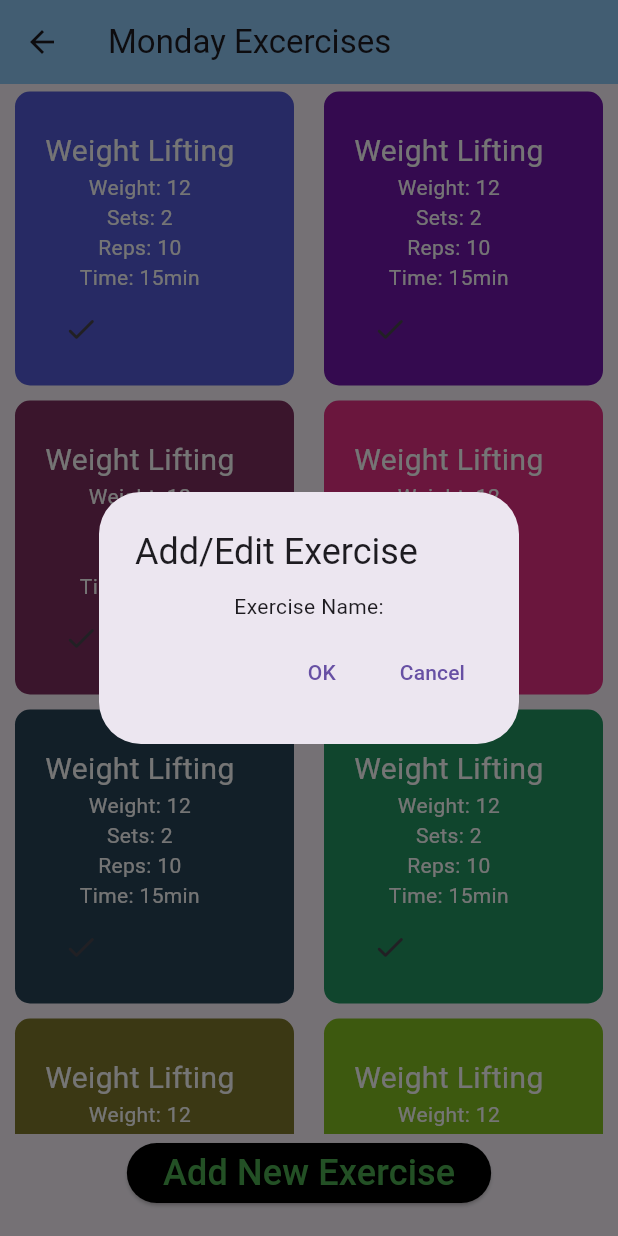
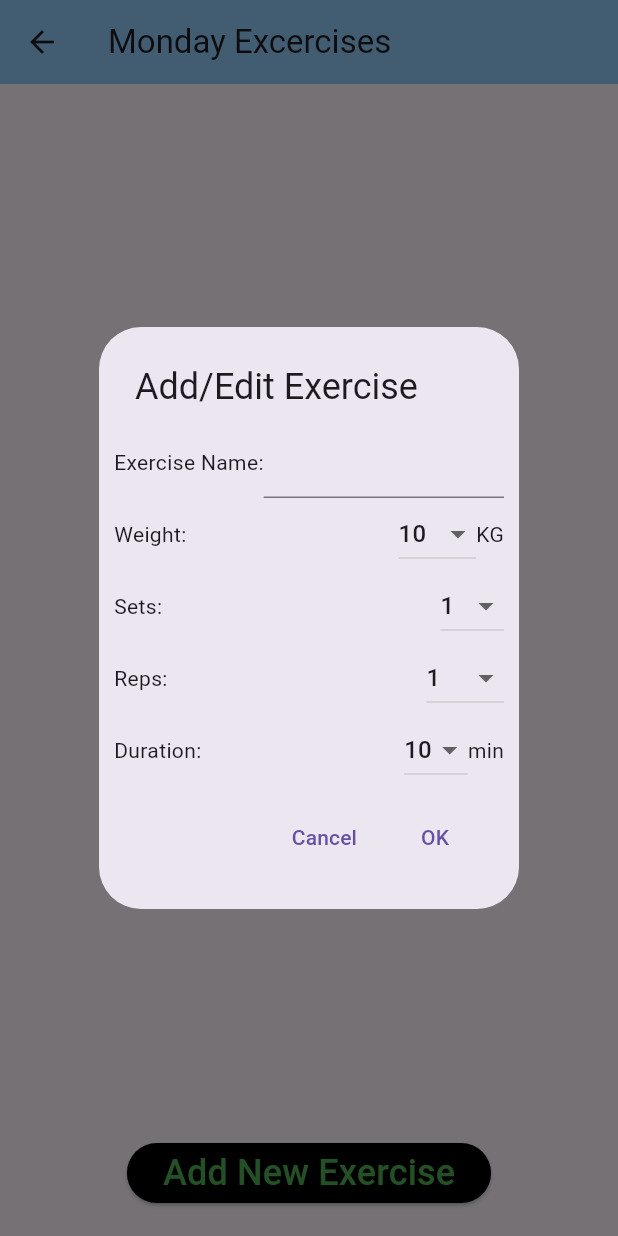
Before and after one commit to MHaroonirfan/GymPartner, a Flutter app: the ExercisesScreen screen opened directly with empty values, after a tap on "Add New Exercise", on a phone screen of 412 x 824 dp. Run offline on Flutter 3.47's test engine with Material 3 defaults, Android fonts, the phone set to English and light mode, and no system bars; our stand-ins replace fl_chart, fluttertoast, shared_preferences, sqflite; accounts and stored records are empty.

Commit message:
Update exscreen

```diff
--- a/lib/database.dart
+++ b/lib/database.dart
@@ -55,6 +55,14 @@ class DatabaseHandler {
     }
   }
 
+  Future<List<Map<String, dynamic>>> getExercisesFromDB(
+      String table, String whereKey, dynamic whereArg) async {
+    List<Map<String, dynamic>> result = await _database!
+        .query(table, where: "$whereKey = ?", whereArgs: [whereArg]);
+
+    return result;
+  }
+
   Future deleteARow(String table, String whereKey, dynamic whereArg) async {
     await _database!
         .delete(table, where: "$whereKey = ?", whereArgs: [whereArg]);
--- a/lib/excercises_screen.dart
+++ b/lib/excercises_screen.dart
@@ -3,6 +3,8 @@
 import 'dart:math';
 
 import 'package:flutter/material.dart';
+import 'package:gym_partener/database.dart';
+import 'package:sqflite/sqflite.dart';
 
 class ExercisesScreen extends StatefulWidget {
   final int dayID;
@@ -13,6 +15,22 @@ class ExercisesScreen extends StatefulWidget {
 }
 
 class _ExercisesScreenState extends State<ExercisesScreen> {
+  List<Map<String, dynamic>> exercisesList = [];
+  String exName = "";
+  int exWeight = 10;
+  int exSets = 1;
+  int exReps = 10;
+  int exTime = 10;
+
+  Future fetchData() async {
+    List<Map<String, dynamic>>? list = await DatabaseHandler.instance
+        .getExercisesFromDB("Excercises", "day_id", widget.dayID);
+
+    if (list.isNotEmpty) {
+      exercisesList = list;
+    }
+  }
+
   @override
   Widget build(BuildContext context) {
     return Scaffold(
@@ -20,7 +38,17 @@ class _ExercisesScreenState extends State<ExercisesScreen> {
         title: const Text("Monday Excercises"),
         backgroundColor: Colors.blue[200],
       ),
-      body: Column(children: [
+      body: FutureBuilder(
+          future: fetchData(),
+          builder: (context, snapShot) {
+            if (snapShot.connectionState == ConnectionState.waiting) {
+              return Center(
+                  child: SizedBox(
+                      width: 75,
+                      height: 75,
+                      child: CircularProgressIndicator(strokeWidth: 5)));
+            } else {
+              return Column(children: [
                 Expanded(
                     child: GridView(
                   gridDelegate: const SliverGridDelegateWithFixedCrossAxisCount(
@@ -33,7 +61,8 @@ class _ExercisesScreenState extends State<ExercisesScreen> {
                 ),
                 ElevatedButton(
                   onPressed: _showExercisePopUp,
-          style: ElevatedButton.styleFrom(backgroundColor: Colors.black),
+                  style:
+                      ElevatedButton.styleFrom(backgroundColor: Colors.black),
                   child: Text(
                     "Add New Exercise",
                     style: TextStyle(fontSize: 24, color: Colors.green),
@@ -42,14 +71,17 @@ class _ExercisesScreenState extends State<ExercisesScreen> {
                 SizedBox(
                   height: 18,
                 )
-      ]),
+              ]);
+            }
+          }),
     );
   }
 
   List<Widget> getExercises() {
     List<Widget> result = [];
     Random rnd = Random();
-    for (var i = 0; i < 10; i++) {
+    for (var i = 0; i < exercisesList.length; i++) {
+      Map<String, dynamic> thisExercise = exercisesList[i];
       result.add(Padding(
           padding: const EdgeInsets.fromLTRB(10, 5, 10, 5),
           child: Center(
@@ -75,29 +107,29 @@ class _ExercisesScreenState extends State<ExercisesScreen> {
                           child: Column(
                             crossAxisAlignment: CrossAxisAlignment.start,
                             children: [
-                              Column(children: const [
+                              Column(children: [
                                 Text(
-                                  "Weight Lifting",
+                                  "${thisExercise["name"]}",
                                   style: TextStyle(
                                       fontSize: 20, color: Colors.white),
                                 ),
                                 Text(
-                                  "Weight: 12",
+                                  "Weight: ${thisExercise["weight"]}",
                                   style: TextStyle(
                                       fontSize: 14, color: Colors.white),
                                 ),
                                 Text(
-                                  "Sets: 2",
+                                  "Sets: ${thisExercise["sets"]}",
                                   style: TextStyle(
                                       fontSize: 14, color: Colors.white),
                                 ),
                                 Text(
-                                  "Reps: 10",
+                                  "Reps: ${thisExercise["reps"]}",
                                   style: TextStyle(
                                       fontSize: 14, color: Colors.white),
                                 ),
                                 Text(
-                                  "Time: 15min",
+                                  "Time: ${thisExercise["duration"]}min",
                                   style: TextStyle(
                                       fontSize: 14, color: Colors.white),
                                 )
@@ -123,8 +155,74 @@ class _ExercisesScreenState extends State<ExercisesScreen> {
             title: Text("Add/Edit Exercise"),
             content: Column(
               mainAxisSize: MainAxisSize.min,
-              children: const [
+              children: [
+                Row(children: [
                   Text("Exercise Name:"),
+                  Expanded(child: TextField(
+                    onChanged: (text) {
+                      exName = text;
+                    },
+                  ))
+                ]),
+                Row(children: [
+                  Expanded(child: Text("Weight:")),
+                  DropdownButton(
+                      value: exWeight,
+                      items: List.generate(200, (index) {
+                        return DropdownMenuItem<int>(
+                            value: index + 1, child: Text("${index + 1}"));
+                      }),
+                      onChanged: (value) {
+                        setState(() {
+                          exWeight = value!;
+                          print(exWeight);
+                        });
+                      }),
+                  Text("KG")
+                ]),
+                Row(children: [
+                  Expanded(child: Text("Sets:")),
+                  DropdownButton(
+                      value: exSets,
+                      items: List.generate(20, (index) {
+                        return DropdownMenuItem<int>(
+                            value: index + 1, child: Text("${index + 1}"));
+                      }),
+                      onChanged: (value) {
+                        setState(() {
+                          exSets = value!;
+                        });
+                      }),
+                ]),
+                Row(children: [
+                  Expanded(child: Text("Reps:")),
+                  DropdownButton(
+                      value: 1,
+                      items: List.generate(200, (index) {
+                        return DropdownMenuItem<int>(
+                            value: index + 1, child: Text("${index + 1}"));
+                      }),
+                      onChanged: (value) {
+                        setState(() {
+                          exReps = value!;
+                        });
+                      }),
+                ]),
+                Row(children: [
+                  Expanded(child: Text("Duration:")),
+                  DropdownButton(
+                      value: 10,
+                      items: List.generate(59, (index) {
+                        return DropdownMenuItem<int>(
+                            value: index + 1, child: Text("${index + 1}"));
+                      }),
+                      onChanged: (value) {
+                        setState(() {
+                          exTime = value!;
+                        });
+                      }),
+                  Text("min")
+                ])
               ],
             ),
             contentPadding: EdgeInsets.all(10),
@@ -133,12 +231,12 @@ class _ExercisesScreenState extends State<ExercisesScreen> {
                   onPressed: () {
                     Navigator.pop(context);
                   },
-                  child: Text("OK")),
+                  child: Text("Cancel")),
               TextButton(
                   onPressed: () {
                     Navigator.pop(context);
                   },
-                  child: Text("Cancel"))
+                  child: Text("OK"))
             ],
           );
         });
--- a/lib/form_screen.dart
+++ b/lib/form_screen.dart
@@ -386,6 +386,7 @@ class _FormScreenState extends State<FormScreen> {
       result.add(Padding(
           padding: const EdgeInsets.fromLTRB(20, 5, 20, 5),
           child: Container(
+              height: 38,
               padding: const EdgeInsets.fromLTRB(10, 0, 5, 0),
               decoration: BoxDecoration(
                   borderRadius: BorderRadius.circular(10),
```
Lines whose indentation alone changed are shown as unchanged.
